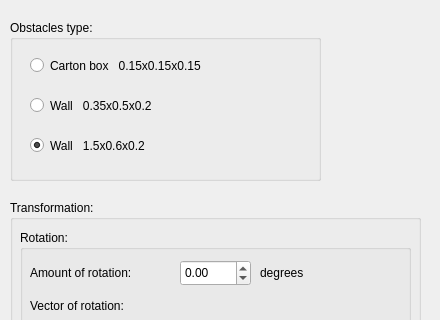
Before: the Qt Designer form src/zay_obstacle_inputs_form.ui in ChevronOne/zaytuna, drawn with Qt 5; both pictures show x 0 to 440 and y 0 to 320 of the 440 by 540 pixel window.
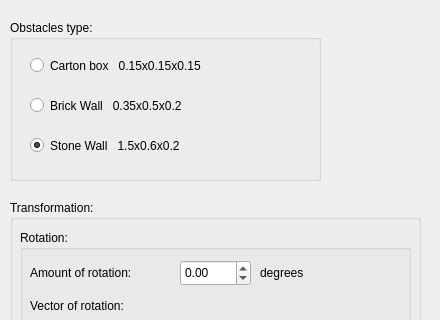
After: the same form once the commit is applied.

Patch:
```diff
--- a/src/zay_obstacle_inputs_form.ui
+++ b/src/zay_obstacle_inputs_form.ui
@@ -372,7 +372,7 @@
      </rect>
     </property>
     <property name="text">
-     <string>Wall   0.35x0.5x0.2</string>
+     <string>Brick Wall   0.35x0.5x0.2</string>
     </property>
    </widget>
    <widget class="QRadioButton" name="wall2_radio">
@@ -385,7 +385,7 @@
      </rect>
     </property>
     <property name="text">
-     <string>Wall   1.5x0.6x0.2</string>
+     <string>Stone Wall   1.5x0.6x0.2</string>
     </property>
     <property name="checked">
      <bool>true</bool>
```
